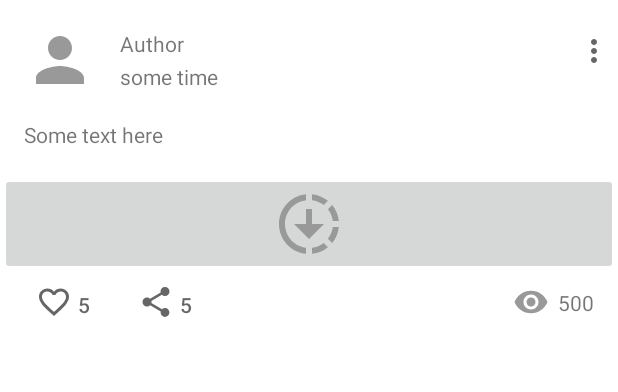
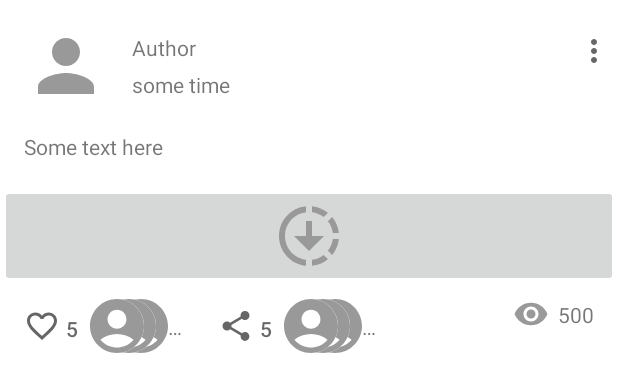
Before and after one commit to Garshishka/NeWork, an Android app: the layout layout_post.xml on its own in the app's theme, with its tools: preview values and no code run, on a phone screen of 412 x 824 dp. Shown: the top 392 px of the screen. Run offline under Robolectric (Android 15) with nearby library versions, the phone set to English and light mode, and no system bars.

Commit message:
Added short user info storage in post and with it added icons for likes and mentions

```diff
--- a/app/src/main/java/ru/netology/nework/db/AppDb.kt
+++ b/app/src/main/java/ru/netology/nework/db/AppDb.kt
@@ -6,13 +6,14 @@ import androidx.room.TypeConverters
 import ru.netology.nework.dao.PostDao
 import ru.netology.nework.entity.IdListConverter
 import ru.netology.nework.entity.PostEntity
+import ru.netology.nework.entity.UserMapConverter
 
 @Database(
     entities = [PostEntity::class],
     version = 1,
     exportSchema = false,
 )
-@TypeConverters(IdListConverter::class)
+@TypeConverters(IdListConverter::class, UserMapConverter::class)
 abstract class AppDb : RoomDatabase(){
     abstract fun postDao(): PostDao
 }
--- a/app/src/main/java/ru/netology/nework/dto/Post.kt
+++ b/app/src/main/java/ru/netology/nework/dto/Post.kt
@@ -1,4 +1,6 @@
 package ru.netology.nework.dto
+
+import com.google.gson.annotations.SerializedName
 
 data class Post (
     val id: Long,
@@ -11,11 +13,11 @@ data class Post (
     val coords: Сoords?,
     val link: String?,
     val likeOwnerIds: List<Int>,
-    //TODO(like and mention list)
     val mentionIds: List<Int>,
     val mentionedMe: Boolean = false,
     val likedByMe: Boolean = false,
     val attachment: Attachment? = null,
     val ownedByMe: Boolean = false,
-    //TODO(user list)
+    @SerializedName("users")
+    val users: Map<Long,UserPreview>,
 )
--- /dev/null
+++ b/app/src/main/java/ru/netology/nework/dto/UserPreview.kt
@@ -0,0 +1,6 @@
+package ru.netology.nework.dto
+
+data class UserPreview(
+    val name: String,
+    val avatar: String?,
+)
--- a/app/src/main/java/ru/netology/nework/repository/PostRepositoryImpl.kt
+++ b/app/src/main/java/ru/netology/nework/repository/PostRepositoryImpl.kt
@@ -23,7 +23,8 @@ class PostRepositoryImpl @Inject constructor(
     ).flow
 
     override suspend fun getAll() {
-        val response = apiService.getAll()
+        //val response = apiService.getAll()
+        val response = apiService.getLatest(2)
         if (!response.isSuccessful) {
             throw RuntimeException(response.code().toString())
         }
--- /dev/null
+++ b/app/src/main/res/drawable/baseline_avatar_circle_filled_24.xml
@@ -0,0 +1,10 @@
+<vector
+    xmlns:android="http://schemas.android.com/apk/res/android"
+    android:name="vector"
+    android:width="36dp"
+    android:height="36dp"
+    android:viewportWidth="20"
+    android:viewportHeight="20">
+    <path android:fillColor="#ffffff" android:pathData="m10,0c-5.52,0 -10,4.48 -10,10c0,5.53 4.48,10 10,10c5.52,0 10,-4.48 10,-10c0,-5.52 -4.48,-10 -10,-10z"/>
+    <path android:fillColor="#999999" android:pathData="m10,0c-5.52,0 -10,4.48 -10,10c0,5.52 4.48,10 10,10c5.52,0 10,-4.48 10,-10c0,-5.52 -4.48,-10 -10,-10zM10,4c1.93,0 3.5,1.57 3.5,3.5c0,1.93 -1.57,3.5 -3.5,3.5c-1.93,0 -3.5,-1.57 -3.5,-3.5c0,-1.93 1.57,-3.5 3.5,-3.5zM10,18c-2.03,0 -4.43,-0.82 -6.14,-2.88c1.69,-1.32 3.82,-2.12 6.14,-2.12c2.32,0 4.45,0.8 6.14,2.12c-1.71,2.06 -4.11,2.88 -6.14,2.88z"/>
+</vector>
--- a/app/src/main/res/layout/layout_post.xml
+++ b/app/src/main/res/layout/layout_post.xml
@@ -121,32 +121,120 @@
         app:barrierDirection="bottom"
         app:constraint_referenced_ids="content,attachmentPicture" />
 
+
     <com.google.android.material.button.MaterialButton
         android:id="@+id/like"
+        android:layout_marginTop="@dimen/margin_small"
         android:layout_width="wrap_content"
         android:layout_height="@dimen/picture_size"
-        android:layout_marginStart="@dimen/margin_default"
+        android:layout_marginStart="@dimen/margin_small"
         android:contentDescription="@string/description_post_likes"
         android:checkable="true"
         app:icon="@drawable/ic_like_24dp"
-        app:layout_constraintEnd_toStartOf="@id/mention"
+        app:layout_constraintEnd_toStartOf="@id/like_avatars1"
         app:layout_constraintStart_toStartOf="parent"
         app:layout_constraintTop_toBottomOf="@id/barrierBottom"
         tools:text="5"
         style="@style/Widget.AppTheme.LikeCheckBox"/>
 
+    <TextView
+        android:id="@+id/like_batch_trail"
+        android:layout_width="wrap_content"
+        android:layout_height="wrap_content"
+        android:text="@string/etc"
+        app:layout_constraintStart_toEndOf="@id/like_avatars3"
+        app:layout_constraintBottom_toBottomOf="@id/like_avatars3"
+        app:layout_constraintTop_toTopOf="@id/like_avatars3"
+        app:layout_constraintEnd_toStartOf="@id/mention"
+        />
+    <ImageView
+        android:id="@+id/like_avatars3"
+        android:layout_width="@dimen/picture_size"
+        android:layout_height="@dimen/picture_size"
+        android:layout_marginStart="@dimen/margin_default"
+        android:src="@drawable/baseline_avatar_circle_filled_24"
+        app:layout_constraintStart_toStartOf="@id/like_avatars2"
+        app:layout_constraintEnd_toEndOf="@id/like_avatars2"
+        app:layout_constraintBottom_toBottomOf="@id/like_avatars2"
+        app:layout_constraintTop_toTopOf="@id/like_avatars2"
+        />
+    <ImageView
+        android:id="@+id/like_avatars2"
+        android:layout_width="@dimen/picture_size"
+        android:layout_height="@dimen/picture_size"
+        android:layout_marginStart="@dimen/margin_default"
+        android:src="@drawable/baseline_avatar_circle_filled_24"
+        app:layout_constraintStart_toStartOf="@id/like_avatars1"
+        app:layout_constraintEnd_toEndOf="@id/like_avatars1"
+        app:layout_constraintBottom_toBottomOf="@id/like_avatars1"
+        app:layout_constraintTop_toTopOf="@id/like_avatars1"
+        />
+    <ImageView
+        android:id="@+id/like_avatars1"
+        android:layout_width="@dimen/picture_size"
+        android:layout_height="@dimen/picture_size"
+        android:src="@drawable/baseline_avatar_circle_filled_24"
+        app:layout_constraintStart_toEndOf="@id/like"
+        app:layout_constraintBottom_toBottomOf="@id/like"
+        app:layout_constraintTop_toTopOf="@id/like"
+        />
+
+
     <com.google.android.material.button.MaterialButton
         android:id="@+id/mention"
+        android:layout_marginTop="@dimen/margin_small"
         android:layout_width="wrap_content"
         android:layout_height="@dimen/picture_size"
         android:layout_marginStart="@dimen/margin_default"
         android:contentDescription="@string/description_post_mentions"
         app:icon="@drawable/ic_baseline_share_24"
-        app:layout_constraintStart_toEndOf="@id/like"
+        app:layout_constraintStart_toEndOf="@id/like_batch_trail"
         app:layout_constraintTop_toBottomOf="@id/barrierBottom"
         tools:text = "5"
         style="@style/Widget.AppTheme.GrayButtons"
         />
+
+    <TextView
+        android:id="@+id/mention_batch_trail"
+        android:layout_width="wrap_content"
+        android:layout_height="wrap_content"
+        android:text="@string/etc"
+        app:layout_constraintStart_toEndOf="@id/mention_avatars3"
+        app:layout_constraintBottom_toBottomOf="@id/mention_avatars3"
+        app:layout_constraintTop_toTopOf="@id/mention_avatars3"
+        />
+    <ImageView
+        android:id="@+id/mention_avatars3"
+        android:layout_width="@dimen/picture_size"
+        android:layout_height="@dimen/picture_size"
+        android:layout_marginStart="@dimen/margin_default"
+        android:src="@drawable/baseline_avatar_circle_filled_24"
+        app:layout_constraintStart_toStartOf="@id/mention_avatars2"
+        app:layout_constraintEnd_toEndOf="@id/mention_avatars2"
+        app:layout_constraintBottom_toBottomOf="@id/mention_avatars2"
+        app:layout_constraintTop_toTopOf="@id/mention_avatars2"
+        />
+    <ImageView
+        android:id="@+id/mention_avatars2"
+        android:layout_width="@dimen/picture_size"
+        android:layout_height="@dimen/picture_size"
+        android:layout_marginStart="@dimen/margin_default"
+        android:src="@drawable/baseline_avatar_circle_filled_24"
+        app:layout_constraintStart_toStartOf="@id/mention_avatars1"
+        app:layout_constraintEnd_toEndOf="@id/mention_avatars1"
+        app:layout_constraintBottom_toBottomOf="@id/mention_avatars1"
+        app:layout_constraintTop_toTopOf="@id/mention_avatars1"
+        />
+    <ImageView
+        android:id="@+id/mention_avatars1"
+        android:layout_width="@dimen/picture_size"
+        android:layout_height="@dimen/picture_size"
+        android:src="@drawable/baseline_avatar_circle_filled_24"
+        app:layout_constraintStart_toEndOf="@id/mention"
+        app:layout_constraintBottom_toBottomOf="@id/mention"
+        app:layout_constraintTop_toTopOf="@id/mention"
+        />
+
 
     <TextView
         android:id="@+id/viewsText"
--- a/app/src/main/res/values/dimens.xml
+++ b/app/src/main/res/values/dimens.xml
@@ -1,8 +1,9 @@
 <?xml version="1.0" encoding="utf-8"?>
 <resources>
     <dimen name="margin_default">16dp</dimen>
+    <dimen name="margin_small">8dp</dimen>
     <dimen name="text_width">250dp</dimen>
-    <dimen name="avatar_size">48dp</dimen>
+    <dimen name="avatar_size">56dp</dimen>
     <dimen name="picture_size">36dp</dimen>
     <dimen name="video_height">200dp</dimen>
 </resources>
--- a/app/src/main/res/values/strings.xml
+++ b/app/src/main/res/values/strings.xml
@@ -16,6 +16,5 @@
     <string name="description_post_mentions">Mentions</string>
     <string name="description_post_views">Views</string>
     <string name="not_on_server_yet">Not loaded yet</string>
-    <!-- TODO: Remove or change this placeholder text -->
-    <string name="hello_blank_fragment">Hello blank fragment</string>
+    <string name="etc">…</string>
 </resources>
```
Also changed, not shown: app/src/main/java/ru/netology/nework/entity/PostEntity.kt (+8 -2 lines), app/src/main/java/ru/netology/nework/entity/UserMapConverter.kt (added, +20 -0 lines), app/src/main/java/ru/netology/nework/viewholder/PostViewHolder.kt (+34 -2 lines), 1 other file.
